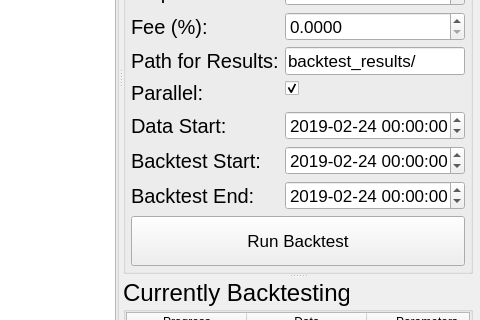
First picture: the form in gui/mainwindow.ui, repository kolomeytsev/technotrader, before the edit; both pictures show x 617 to 1097 and y 345 to 665 of the 1097 by 790 pixel window.
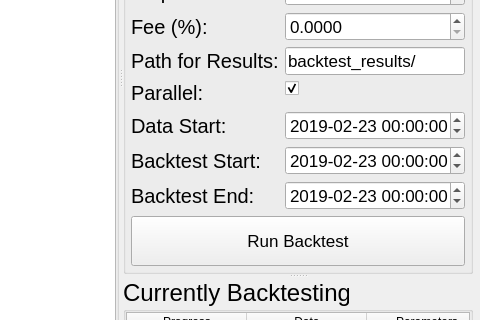
Second picture: the form after the edit.

What changed in the file:
```diff
--- a/gui/mainwindow.ui
+++ b/gui/mainwindow.ui
@@ -717,7 +717,7 @@
                 <date>
                  <year>2019</year>
                  <month>2</month>
-                 <day>24</day>
+                 <day>23</day>
                 </date>
                </property>
                <property name="displayFormat">
@@ -758,7 +758,7 @@
                 <date>
                  <year>2019</year>
                  <month>2</month>
-                 <day>24</day>
+                 <day>23</day>
                 </date>
                </property>
                <property name="displayFormat">
@@ -799,7 +799,7 @@
                 <date>
                  <year>2019</year>
                  <month>2</month>
-                 <day>24</day>
+                 <day>23</day>
                 </date>
                </property>
                <property name="displayFormat">
```
Left out of the diff: 39 changed lines with no effect on the pictures.
